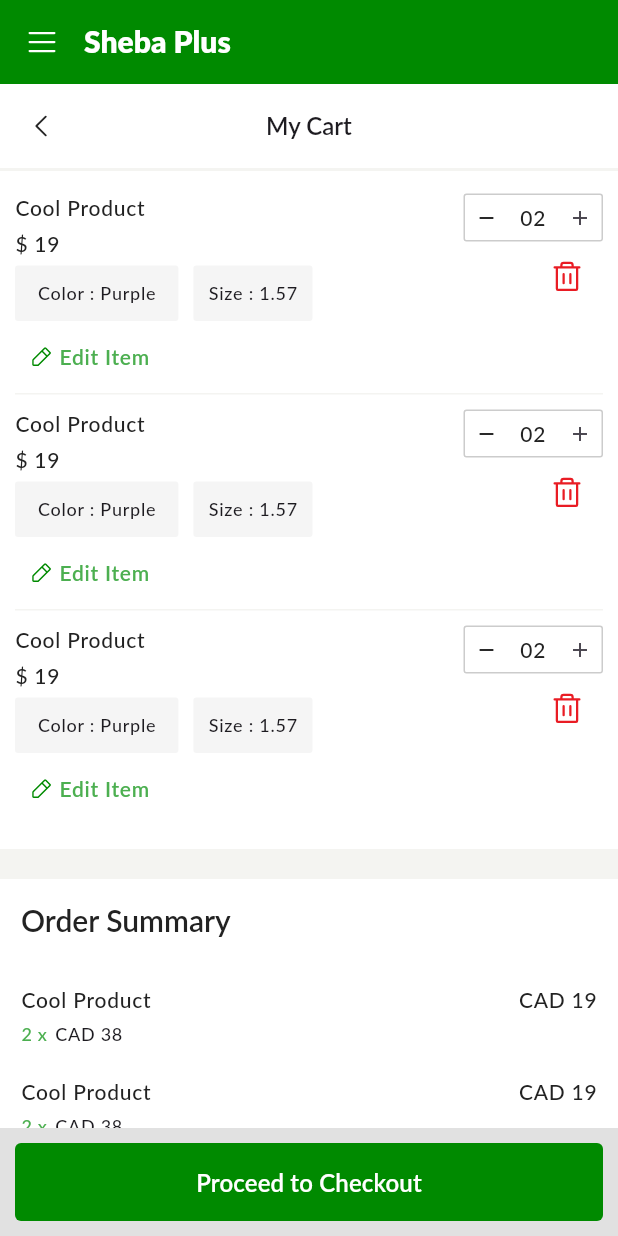
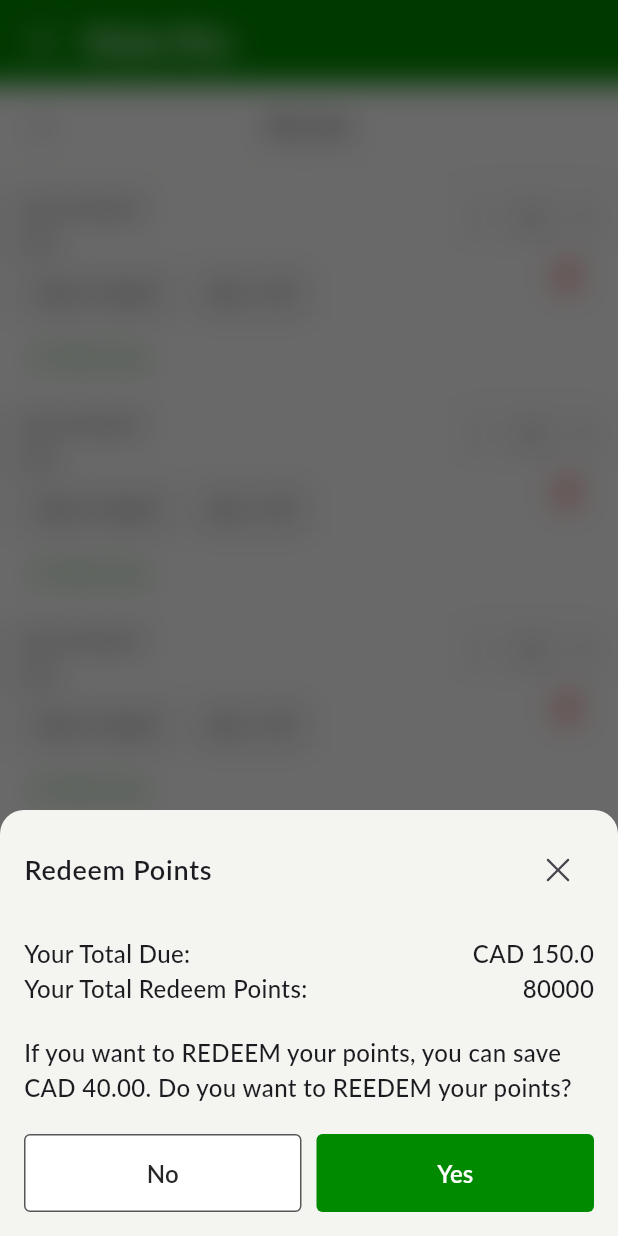
Before and after one commit to faysal-zaag/sheba-plus-app, a Flutter app: the CartDetailsScreen screen opened by its route, after a tap on "Proceed to Checkout", on a phone screen of 412 x 824 dp. Run offline on Flutter 3.47's test engine with Material 3 defaults, Android fonts, the phone set to English and light mode, and no system bars; drawn by our look-alikes of toastification; our stand-ins replace cached_network_image, carousel_slider, connectivity_plus, device_preview, dio, dropdown_button2 and 13 more; missing offline and left inert: flutter_facebook_auth; accounts and stored records are empty; network calls fail.

Commit message:
add redeem point modal sheet

```diff
--- a/lib/controllers/global_controller.dart
+++ b/lib/controllers/global_controller.dart
@@ -1,11 +1,12 @@
-import 'dart:ui';
 import 'package:flutter/material.dart';
 import 'package:get/get.dart';
 import 'package:sheba_plus/models/setting/setting.dart';
-import 'package:sheba_plus/utils/constant/app_colors.dart';
 import 'package:sheba_plus/utils/logger.dart';
 import 'package:sheba_plus/view/auth/widgets/modals/terms_and_condition_modal.dart';
 import 'package:sheba_plus/view_model/repositories/global.repository.dart';
+
+import '../view/components/custom_common_modal_sheet_parent_widget.dart';
+import '../view/components/redeem_point_modal_sheet.dart';
 
 class GlobalController extends GetxController {
   final GlobalRepository _globalRepository;
@@ -16,53 +17,88 @@ class GlobalController extends GetxController {
   final appSetting = const Setting().obs;
   final getDefaultSettingLoading = true.obs;
 
-  void showTermsAndConditionSheet({required BuildContext context, required int serviceIndex}) {
+  void showTermsAndConditionSheet(
+      {required BuildContext context, required int serviceIndex}) {
     showModalBottomSheet(
       context: context,
       isScrollControlled: true,
       backgroundColor: Colors.transparent,
       builder: (BuildContext context) {
-        return Stack(
+        return CustomCommonModalSheetParentWidget(
           children: [
-            BackdropFilter(
-              filter: ImageFilter.blur(sigmaX: 10, sigmaY: 10),
-              child: Container(
-                color: Colors.black.withOpacity(0.1), // Optional dark overlay
-              ),
-            ),
-            Align(
-              alignment: Alignment.bottomCenter, // Ensures it sticks to the bottom
-              child: Container(
-                decoration: const BoxDecoration(
-                  color: AppColors.background,
-                  borderRadius: BorderRadius.vertical(top: Radius.circular(16)),
-                ),
-                padding: EdgeInsets.only(
-                  bottom: MediaQuery.of(context).viewInsets.bottom, // Keyboard safe area
-                ),
-                child: Wrap(
-                  children: [
-                    TermsAndConditionSheet(serviceIndex: serviceIndex,),
-                  ],
-                ),
-              ),
+            TermsAndConditionSheet(
+              serviceIndex: serviceIndex,
             ),
           ],
         );
+        //   Stack(
+        //   children: [
+        //     BackdropFilter(
+        //       filter: ImageFilter.blur(sigmaX: 10, sigmaY: 10),
+        //       child: Container(
+        //         color: Colors.black.withOpacity(0.1), // Optional dark overlay
+        //       ),
+        //     ),
+        //     Align(
+        //       alignment: Alignment.bottomCenter,
+        //       // Ensures it sticks to the bottom
+        //       child: Container(
+        //         decoration: const BoxDecoration(
+        //           color: AppColors.background,
+        //           borderRadius: BorderRadius.vertical(top: Radius.circular(16)),
+        //         ),
+        //         padding: EdgeInsets.only(
+        //           bottom: MediaQuery.of(context)
+        //               .viewInsets
+        //               .bottom, // Keyboard safe area
+        //         ),
+        //         child: Wrap(
+        //           children: [
+        //             TermsAndConditionSheet(
+        //               serviceIndex: serviceIndex,
+        //             ),
+        //           ],
+        //         ),
+        //       ),
+        //     ),
+        //   ],
+        // );
       },
     );
   }
 
   Future<void> getDefaultSetting() async {
-    try{
+    try {
       final response = await _globalRepository.getDefaultSetting();
       appSetting(Setting.fromJson(response.data));
-    }
-    catch(e){
+    } catch (e) {
       Log.error(e.toString());
-    }
-    finally{
+    } finally {
       getDefaultSettingLoading(false);
     }
   }
+
+  showRedeemPointModalSheet(
+      {required BuildContext context,
+      required double totalDue,
+      required int totalRedeemPoints}) {
+    showModalBottomSheet(
+        context: context,
+        isScrollControlled: true,
+        backgroundColor: Colors.transparent,
+        builder: (_) {
+          return CustomCommonModalSheetParentWidget(
+            children: [
+              RedeemPointModalSheet(
+                onNoPress: () {
+                  Get.back();
+                },
+                onYesPress: () {},
+                totalDue: 150.0,
+                totalPoints: 80000,
+              )
+            ],
+          );
+        });
+  }
 }
--- a/lib/utils/routes/routers.dart
+++ b/lib/utils/routes/routers.dart
@@ -87,7 +87,7 @@ class AppRouters {
     ),
     GetPage(
       name: Routes.cartDetailsScreen,
-      page: () => const CartDetailsScreen(),
+      page: () => CartDetailsScreen(),
     ),
   ];
 }
--- a/lib/view/cart/cart_details_screen.dart
+++ b/lib/view/cart/cart_details_screen.dart
@@ -1,4 +1,6 @@
 import 'package:flutter/material.dart';
+import 'package:get/get.dart';
+import 'package:sheba_plus/controllers/global_controller.dart';
 import 'package:sheba_plus/data/mock_data.dart';
 import 'package:sheba_plus/utils/constant/app_colors.dart';
 import 'package:sheba_plus/utils/constant/sizedbox_extension.dart';
@@ -10,7 +12,9 @@ import 'widgets/cart_item_card.dart';
 import 'widgets/order_summary_items.dart';
 
 class CartDetailsScreen extends StatelessWidget {
-  const CartDetailsScreen({Key? key}) : super(key: key);
+  CartDetailsScreen({Key? key}) : super(key: key);
+
+  final globalController = Get.find<GlobalController>();
 
   @override
   Widget build(BuildContext context) {
@@ -53,7 +57,9 @@ class CartDetailsScreen extends StatelessWidget {
             padding: const EdgeInsets.all(10.0),
             child: CustomPrimaryButton(
               label: 'Proceed to Checkout',
-              onClick: () {},
+              onClick: () {
+                globalController.showRedeemPointModalSheet(context: context, totalDue: 150.00, totalRedeemPoints: 80000);
+              },
             ),
           )
         ],
--- /dev/null
+++ b/lib/view/components/custom_common_modal_sheet_parent_widget.dart
@@ -0,0 +1,42 @@
+import 'dart:ui';
+
+import 'package:flutter/material.dart';
+
+import '../../utils/constant/app_colors.dart';
+
+class CustomCommonModalSheetParentWidget extends StatelessWidget {
+  final List<Widget> children;
+  const CustomCommonModalSheetParentWidget({super.key, required this.children});
+
+  @override
+  Widget build(BuildContext context) {
+    return Stack(
+      children: [
+        BackdropFilter(
+          filter: ImageFilter.blur(sigmaX: 10, sigmaY: 10),
+          child: Container(
+            color: Colors.black.withOpacity(0.1), // Optional dark overlay
+          ),
+        ),
+        Align(
+          alignment: Alignment.bottomCenter,
+          // Ensures it sticks to the bottom
+          child: Container(
+            decoration: const BoxDecoration(
+              color: AppColors.background,
+              borderRadius: BorderRadius.vertical(top: Radius.circular(16)),
+            ),
+            padding: EdgeInsets.only(
+              bottom: MediaQuery.of(context)
+                  .viewInsets
+                  .bottom, // Keyboard safe area
+            ),
+            child: Wrap(
+              children: children,
+            ),
+          ),
+        ),
+      ],
+    );
+  }
+}
--- /dev/null
+++ b/lib/view/components/redeem_point_modal_sheet.dart
@@ -0,0 +1,116 @@
+import 'package:flutter/material.dart';
+import 'package:get/get.dart';
+import 'package:phosphor_flutter/phosphor_flutter.dart';
+import 'package:sheba_plus/utils/constant/sizedbox_extension.dart';
+
+import '../../utils/constant/app_colors.dart';
+import '../../utils/constant/app_paddings.dart';
+import 'custom_primary_button.dart';
+
+class RedeemPointModalSheet extends StatelessWidget {
+  final Function onNoPress;
+  final Function onYesPress;
+  final double totalDue;
+  final int totalPoints;
+
+  const RedeemPointModalSheet(
+      {Key? key,
+      required this.onNoPress,
+      required this.onYesPress,
+      required this.totalDue,
+      required this.totalPoints})
+      : super(key: key);
+
+  @override
+  Widget build(BuildContext context) {
+    return Container(
+      padding: AppPaddings.allPadding16,
+      child: Column(
+        crossAxisAlignment: CrossAxisAlignment.start,
+        mainAxisSize: MainAxisSize.min,
+        children: [
+          Row(
+            mainAxisAlignment: MainAxisAlignment.spaceBetween,
+            children: [
+              Text(
+                'Redeem Points',
+                style: Theme.of(context).textTheme.bodyLarge,
+              ),
+              IconButton(
+                onPressed: () {
+                  Get.back();
+                },
+                icon: Icon(
+                  PhosphorIcons.x(),
+                ),
+              ),
+            ],
+          ),
+          20.kH,
+          Row(
+            mainAxisAlignment: MainAxisAlignment.spaceBetween,
+            children: [
+              Column(
+                crossAxisAlignment: CrossAxisAlignment.start,
+                children: [
+                  Text(
+                    'Your Total Due:',
+                    style: Theme.of(context).textTheme.bodyMedium,
+                  ),
+                  Text(
+                    'Your Total Redeem Points:',
+                    style: Theme.of(context).textTheme.bodyMedium,
+                  ),
+                ],
+              ),
+              Column(
+                crossAxisAlignment: CrossAxisAlignment.end,
+                children: [
+                  Text(
+                    'CAD $totalDue',
+                    style: Theme.of(context).textTheme.bodyMedium,
+                  ),
+                  Text(
+                    '$totalPoints',
+                    style: Theme.of(context).textTheme.bodyMedium,
+                  ),
+                ],
+              ),
+            ],
+          ),
+          20.kH,
+          //TODO implement dynamic value
+          Text(
+            'If you want to REDEEM your points, you can save CAD 40.00. Do you want to REEDEM your points?',
+            style: Theme.of(context).textTheme.bodyMedium,
+          ),
+          20.kH,
+          Row(
+            children: [
+              Expanded(
+                child: CustomPrimaryButton(
+                  label: 'No',
+                  onClick: () {
+                    onNoPress();
+                  },
+                  borderColor: AppColors.hintText,
+                  color: AppColors.white,
+                  labelColor: AppColors.blackTitle,
+                ),
+              ),
+              10.kW,
+              Expanded(
+                child: CustomPrimaryButton(
+                  label: 'Yes',
+                  onClick: () {
+                    onYesPress();
+                  },
+                ),
+              ),
+            ],
+          ),
+        ],
+      ),
+    );
+  }
+}
```
